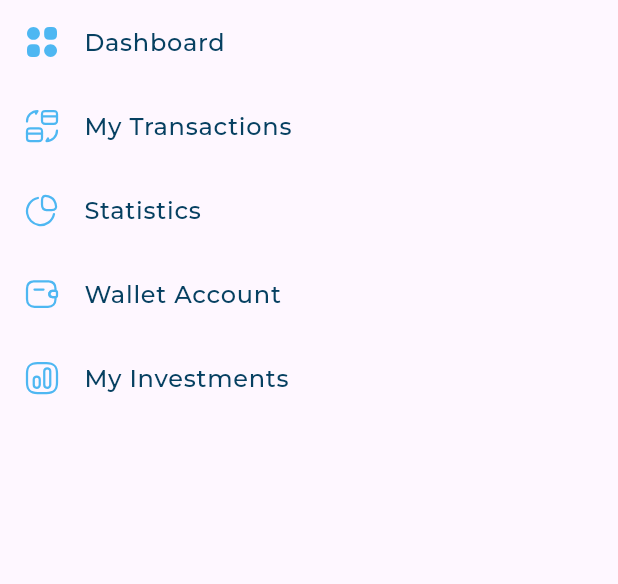
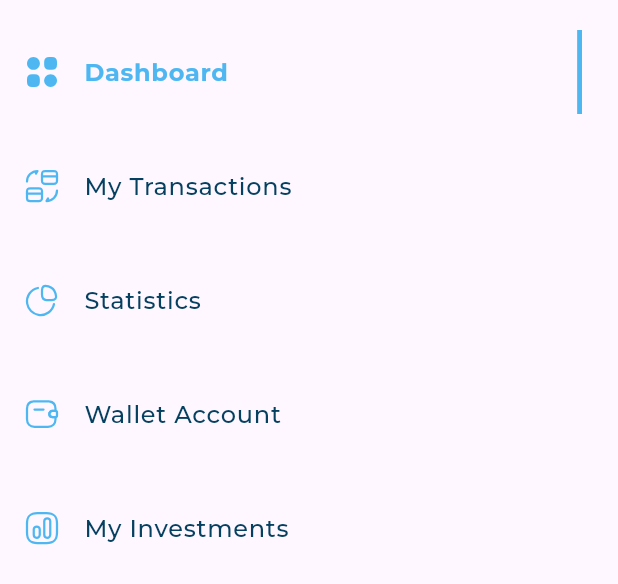
Before and after one commit to peterelia22/responsive_dashboard, a Flutter app: the DrawerItemListView widget shown alone on an empty page, opened directly, on a phone screen of 412 x 824 dp. Shown: the top 584 px of the screen. Run offline on Flutter 3.47's test engine with Material 3 defaults, Android fonts, the phone set to English and light mode, and no system bars; our stand-ins replace flutter_svg; project files that could hold a hidden picture were left out.

Commit message:
active and inactive drawer item

```diff
--- /dev/null
+++ b/lib/widgets/active_item_drawer.dart
@@ -0,0 +1,29 @@
+import 'package:flutter/material.dart';
+import 'package:flutter_svg/svg.dart';
+
+import '../models/drawer_item_model.dart';
+import '../utils/app_styles.dart';
+
+class ActiveDrawerItem extends StatelessWidget {
+  const ActiveDrawerItem({
+    super.key,
+    required this.drawerItemModel,
+  });
+
+  final DrawerItemModel drawerItemModel;
+
+  @override
+  Widget build(BuildContext context) {
+    return ListTile(
+      leading: SvgPicture.asset(drawerItemModel.image),
+      title: Text(
+        drawerItemModel.title,
+        style: AppStyles.bold16,
+      ),
+      trailing: Container(
+        width: 3.24,
+        decoration: BoxDecoration(color: Color(0xff4EB7F2)),
+      ),
+    );
+  }
+}
--- a/lib/widgets/custom_drawer.dart
+++ b/lib/widgets/custom_drawer.dart
@@ -12,12 +12,9 @@ class CustomDrawer extends StatelessWidget {
       color: Colors.white,
       child: Column(
         children: [
-          UserListTile(
+          const UserListTile(
               tittle: 'jj', subTittle: 'dd', image: Assets.imagesAvatar),
-          Padding(
-            padding: const EdgeInsets.only(top: 20),
-            child: DrawerItemListView(),
-          )
+          DrawerItemListView()
         ],
       ),
     );
--- a/lib/widgets/drawer_item.dart
+++ b/lib/widgets/drawer_item.dart
@@ -2,18 +2,18 @@ import 'package:flutter/material.dart';
 import 'package:flutter_svg/flutter_svg.dart';
 import 'package:responsive_dashboard/models/drawer_item_model.dart';
 import 'package:responsive_dashboard/utils/app_styles.dart';
+import 'package:responsive_dashboard/widgets/active_item_drawer.dart';
+import 'package:responsive_dashboard/widgets/inactive_drawer_item.dart';
 
 class DrawerItem extends StatelessWidget {
-  const DrawerItem({super.key, required this.drawerItemModel});
+  const DrawerItem(
+      {super.key, required this.drawerItemModel, required this.isActive});
   final DrawerItemModel drawerItemModel;
+  final bool isActive;
   @override
   Widget build(BuildContext context) {
-    return ListTile(
-      leading: SvgPicture.asset(drawerItemModel.image),
-      title: Text(
-        drawerItemModel.title,
-        style: AppStyles.medium16,
-      ),
-    );
+    return isActive
+        ? ActiveDrawerItem(drawerItemModel: drawerItemModel)
+        : InActiveDrawerItem(drawerItemModel: drawerItemModel);
   }
 }
--- a/lib/widgets/drawer_item_list_view.dart
+++ b/lib/widgets/drawer_item_list_view.dart
@@ -3,8 +3,15 @@ import 'package:responsive_dashboard/models/drawer_item_model.dart';
 import 'package:responsive_dashboard/utils/assets.dart';
 import 'package:responsive_dashboard/widgets/drawer_item.dart';
 
-class DrawerItemListView extends StatelessWidget {
+class DrawerItemListView extends StatefulWidget {
   DrawerItemListView({super.key});
+
+  @override
+  State<DrawerItemListView> createState() => _DrawerItemListViewState();
+}
+
+class _DrawerItemListViewState extends State<DrawerItemListView> {
+  int activeIndex = 0;
   List<DrawerItemModel> items = [
     DrawerItemModel(image: Assets.imagesDasboard, title: 'Dashboard'),
     DrawerItemModel(image: Assets.imagesTransactions, title: 'My Transactions'),
@@ -12,6 +19,7 @@ class DrawerItemListView extends StatelessWidget {
     DrawerItemModel(image: Assets.imagesWallet2, title: 'Wallet Account'),
     DrawerItemModel(image: Assets.imagesChart2, title: 'My Investments')
   ];
+
   @override
   Widget build(BuildContext context) {
     return ListView.builder(
@@ -19,7 +27,22 @@ class DrawerItemListView extends StatelessWidget {
         physics: const NeverScrollableScrollPhysics(),
         itemCount: items.length,
         itemBuilder: (context, index) {
-          return DrawerItem(drawerItemModel: items[index]);
+          return GestureDetector(
+            onTap: () {
+              if (activeIndex != index) {
+                setState(() {
+                  activeIndex = index;
+                });
+              }
+            },
+            child: Padding(
+              padding: const EdgeInsets.only(top: 20),
+              child: DrawerItem(
+                drawerItemModel: items[index],
+                isActive: activeIndex == index,
+              ),
+            ),
+          );
         });
   }
 }
--- /dev/null
+++ b/lib/widgets/inactive_drawer_item.dart
@@ -0,0 +1,25 @@
+import 'package:flutter/material.dart';
+import 'package:flutter_svg/svg.dart';
+
+import '../models/drawer_item_model.dart';
+import '../utils/app_styles.dart';
+
+class InActiveDrawerItem extends StatelessWidget {
+  const InActiveDrawerItem({
+    super.key,
+    required this.drawerItemModel,
+  });
+
+  final DrawerItemModel drawerItemModel;
+
+  @override
+  Widget build(BuildContext context) {
+    return ListTile(
+      leading: SvgPicture.asset(drawerItemModel.image),
+      title: Text(
+        drawerItemModel.title,
+        style: AppStyles.medium16,
+      ),
+    );
+  }
+}
```
